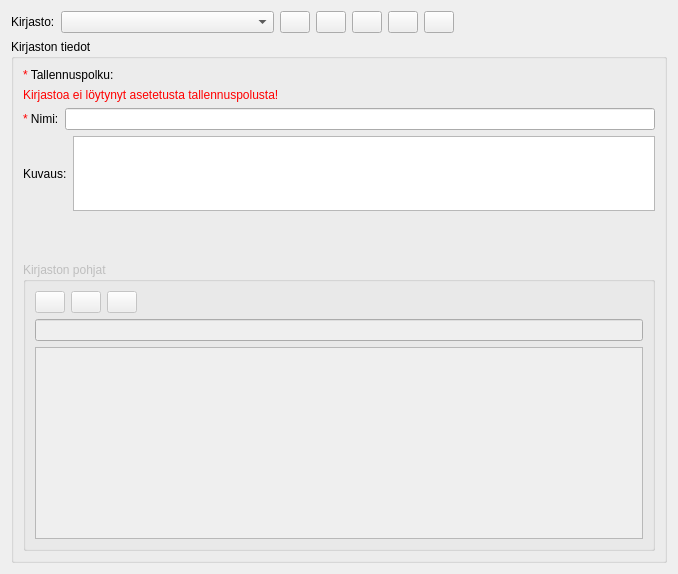
Qt form arho_feature_template/gui/components/library_display_widget.ui (GispoCoding/arho-qgis-plugin) before a commit.
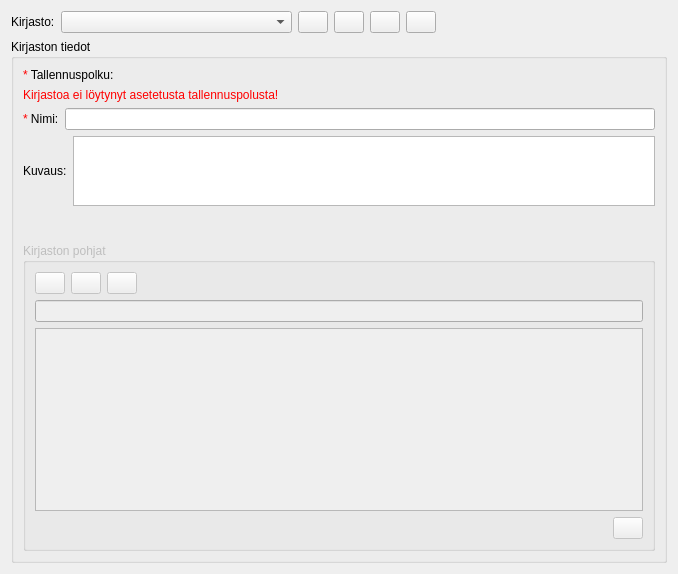
The same form after that commit. Custom widgets are drawn as their Qt base class.

Commit message: Move save library button to bottom

```diff
--- a/arho_feature_template/gui/components/library_display_widget.ui
+++ b/arho_feature_template/gui/components/library_display_widget.ui
@@ -100,22 +100,6 @@
        </property>
       </widget>
      </item>
-     <item>
-      <widget class="QPushButton" name="save_library_btn">
-       <property name="maximumSize">
-        <size>
-         <width>30</width>
-         <height>16777215</height>
-        </size>
-       </property>
-       <property name="toolTip">
-        <string>Tallenna kirjasto</string>
-       </property>
-       <property name="text">
-        <string/>
-       </property>
-      </widget>
-     </item>
      <item>
       <spacer name="horizontalSpacer_7">
        <property name="orientation">
@@ -329,6 +313,39 @@
            </property>
           </widget>
          </item>
+         <item>
+          <layout class="QHBoxLayout" name="horizontalLayout">
+           <item>
+            <spacer name="horizontalSpacer">
+             <property name="orientation">
+              <enum>Qt::Horizontal</enum>
+             </property>
+             <property name="sizeHint" stdset="0">
+              <size>
+               <width>40</width>
+               <height>20</height>
+              </size>
+             </property>
+            </spacer>
+           </item>
+           <item>
+            <widget class="QPushButton" name="save_library_btn">
+             <property name="maximumSize">
+              <size>
+               <width>30</width>
+               <height>16777215</height>
+              </size>
+             </property>
+             <property name="toolTip">
+              <string>Tallenna kirjasto</string>
+             </property>
+             <property name="text">
+              <string/>
+             </property>
+            </widget>
+           </item>
+          </layout>
+         </item>
         </layout>
        </widget>
       </item>
```
